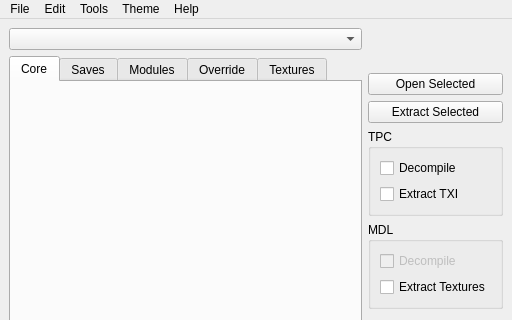
Above: Tools/HolocronToolset/src/ui/windows/main.ui from NickHugi/PyKotor before the change; both pictures show x 0 to 512 and y 0 to 320 of the 512 by 471 pixel window. Below: the same form after it.
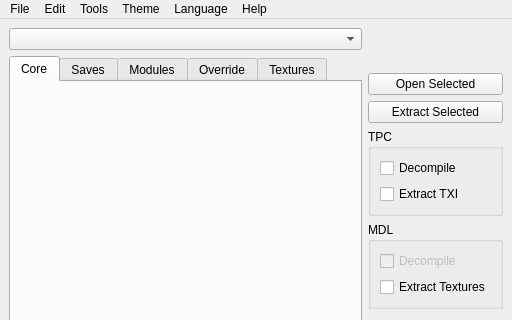
That is the form after the change. Icons and pictures are not drawn. Custom widgets are drawn as their Qt base class.

The edit to the form file:
```diff
--- a/Tools/HolocronToolset/src/ui/windows/main.ui
+++ b/Tools/HolocronToolset/src/ui/windows/main.ui
@@ -392,6 +392,11 @@
           <string>Theme</string>
         </property>
       </widget>
+      <widget class="QMenu" name="menuLanguage">
+        <property name="title">
+          <string>Language</string>
+        </property>
+      </widget>
       <widget class="QMenu" name="menuTools">
         <property name="title">
           <string>Tools</string>
@@ -426,6 +431,7 @@
       <addaction name="menuEdit" />
       <addaction name="menuTools" />
       <addaction name="menuTheme" />
+      <addaction name="menuLanguage" />
       <addaction name="menuHelp" />
     </widget>
     <widget class="QStatusBar" name="statusbar" />
```
